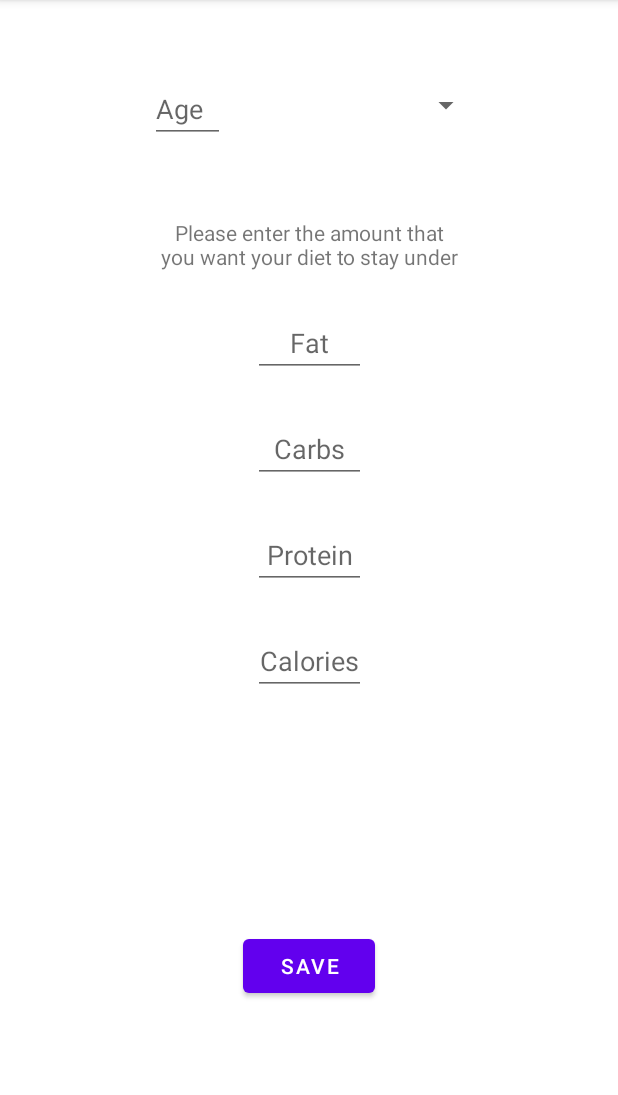
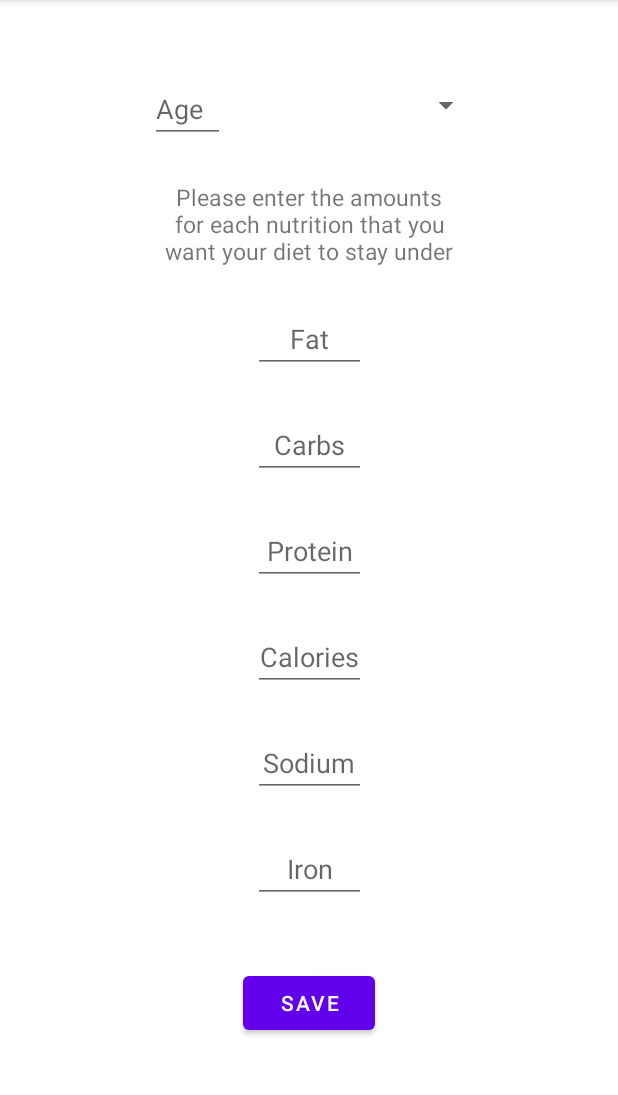
Before and after one commit to CS222-UIUC/course-project-group-94, an Android app: the UserPreferencesFragment screen opened through its navigation route, on a phone screen of 412 x 824 dp, the part 84-1179 px from its top. Run offline under Robolectric (Android 15) with nearby library versions, the phone set to English and light mode, and no system bars.

Commit message:
Add sodium and iron to user preferences

```diff
--- a/frontend/app/src/main/res/layout/fragment_userpreferences.xml
+++ b/frontend/app/src/main/res/layout/fragment_userpreferences.xml
@@ -33,10 +33,11 @@
         android:text="@string/instructions_on_user_preferences"
         android:width="200dp"
         android:textAlignment="center"
+        android:textSize="15dp"
         app:layout_constraintTop_toBottomOf="@id/enter_age"
         app:layout_constraintRight_toRightOf="parent"
         app:layout_constraintLeft_toLeftOf="parent"
-        android:layout_marginTop="50dp"/>
+        android:layout_marginTop="25dp"/>
 
     <EditText
         android:id="@+id/enter_fat_preference"
@@ -86,12 +87,36 @@
         app:layout_constraintTop_toBottomOf="@id/enter_protein_preference"
         app:layout_constraintRight_toRightOf="parent"/>
 
+    <EditText
+        android:id="@+id/enter_sodium_preference"
+        android:layout_width="75dp"
+        android:layout_height="wrap_content"
+        android:hint="@string/user_sodium_pref"
+        android:inputType="numberDecimal"
+        android:textAlignment="center"
+        android:layout_marginTop="25dp"
+        app:layout_constraintLeft_toLeftOf="parent"
+        app:layout_constraintTop_toBottomOf="@id/enter_calories_preference"
+        app:layout_constraintRight_toRightOf="parent"/>
+
+    <EditText
+        android:id="@+id/enter_iron_preference"
+        android:layout_width="75dp"
+        android:layout_height="wrap_content"
+        android:hint="@string/user_iron_pref"
+        android:inputType="numberDecimal"
+        android:textAlignment="center"
+        android:layout_marginTop="25dp"
+        app:layout_constraintLeft_toLeftOf="parent"
+        app:layout_constraintTop_toBottomOf="@id/enter_sodium_preference"
+        app:layout_constraintRight_toRightOf="parent"/>
+
     <Button
         android:id="@+id/save_user_pref"
         android:layout_width="wrap_content"
         android:layout_height="wrap_content"
         android:text="@string/save_user_pref"
-        android:layout_marginBottom="100dp"
+        android:layout_marginBottom="75dp"
         app:layout_constraintBottom_toBottomOf="parent"
         app:layout_constraintLeft_toLeftOf="parent"
         app:layout_constraintRight_toRightOf="parent"/>
--- a/frontend/app/src/main/res/values/strings.xml
+++ b/frontend/app/src/main/res/values/strings.xml
@@ -25,11 +25,13 @@
     <string name="filled_text_boxes_add">Food information received</string>
 
     <!-- Strings related to the preferences of the user-->
-    <string name="instructions_on_user_preferences">Please enter the amount that you want your diet to stay under</string>
+    <string name="instructions_on_user_preferences">Please enter the amounts for each nutrition that you want your diet to stay under</string>
     <string name="user_age">Age</string>
     <string name="user_fat_pref">Fat</string>
     <string name="user_carbs_pref">Carbs</string>
     <string name="user_protein_pref">Protein</string>
     <string name="user_calories_pref">Calories</string>
+    <string name="user_sodium_pref">Sodium</string>
+    <string name="user_iron_pref">Iron</string>
     <string name="save_user_pref">Save</string>
 </resources>
```
